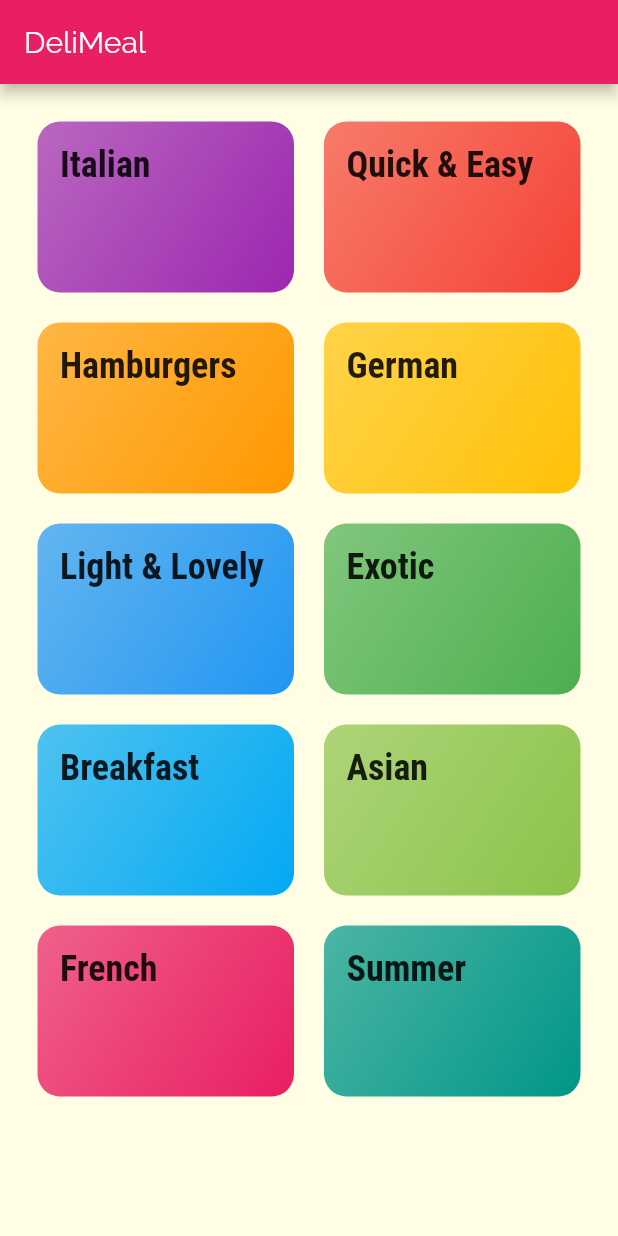
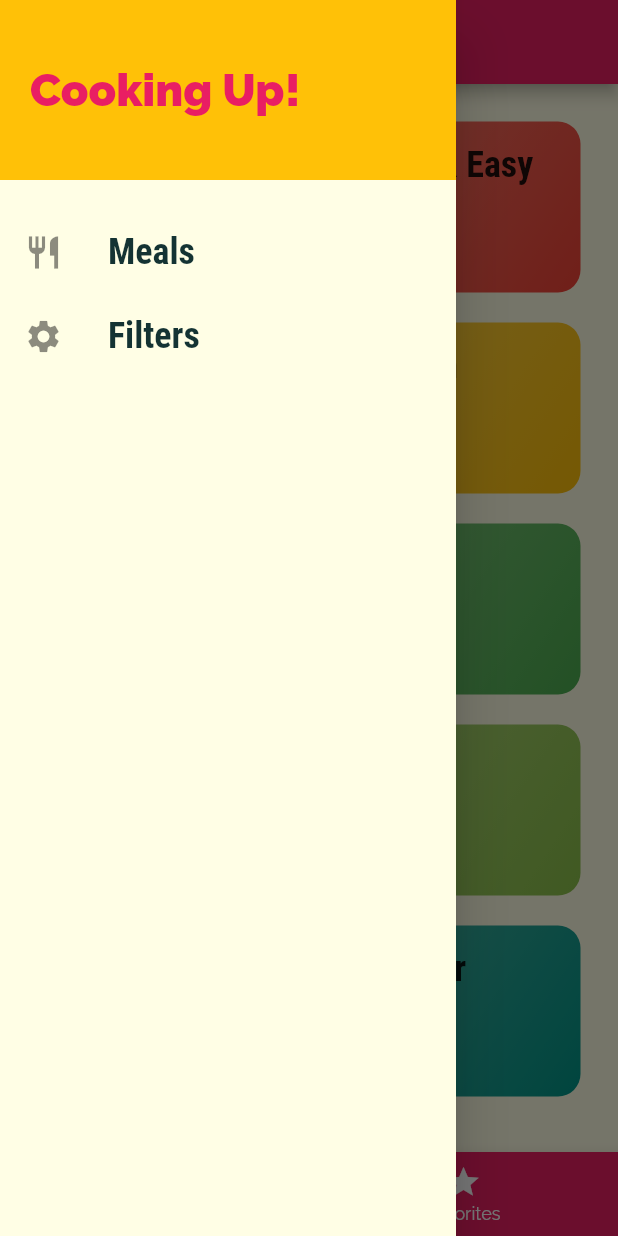
Before and after one commit to aliyev12/Mealz, a Flutter app: the screen it shows after launch, with the side drawer open (before the commit the screen has no drawer), on a phone screen of 412 x 824 dp. Run offline on Flutter 3.47's test engine with Material 2 defaults, Android fonts, the phone set to English and light mode, and no system bars.

Commit message:
Add drawer

```diff
--- a/lib/main.dart
+++ b/lib/main.dart
@@ -2,6 +2,7 @@ import 'package:flutter/material.dart';
 import './screens/meal_detail_screen.dart';
 import './screens/categories_screen.dart';
 import './screens/category_meals_screen.dart';
+import './screens/tabs_screen.dart';
 
 void main() => runApp(MyApp());
 
@@ -32,7 +33,7 @@ class MyApp extends StatelessWidget {
       // home: CategoriesScreen(),
       initialRoute: '/',
       routes: {
-        '/': (ctx) => CategoriesScreen(),
+        '/': (ctx) => TabsScreen(),
         CategoryMealsScreen.routeName: (ctx) => CategoryMealsScreen(),
         MealDetailScreen.routeName: (ctx) => MealDetailScreen()
       },
--- a/lib/screens/categories_screen.dart
+++ b/lib/screens/categories_screen.dart
@@ -5,11 +5,7 @@ import '../widgets/category_item.dart';
 class CategoriesScreen extends StatelessWidget {
   @override
   Widget build(BuildContext context) {
-    return Scaffold(
-      appBar: AppBar(
-        title: const Text('DeliMeal'),
-      ),
-      body: GridView(
+    return GridView(
       padding: const EdgeInsets.all(25),
       children: DUMMY_CATEGORIES
           .map((catData) => CategoryItem(
@@ -24,7 +20,6 @@ class CategoriesScreen extends StatelessWidget {
         crossAxisSpacing: 20,
         mainAxisSpacing: 20,
       ),
-      ),
     );
   }
 }
--- /dev/null
+++ b/lib/screens/tabs_screen.dart
@@ -0,0 +1,95 @@
+import 'package:flutter/material.dart';
+import './categories_screen.dart';
+import './favorites_screen.dart';
+import '../widgets/main_drawer.dart';
+
+class TabsScreen extends StatefulWidget {
+  @override
+  _TabsScreenState createState() => _TabsScreenState();
+}
+
+class _TabsScreenState extends State<TabsScreen> {
+  final List<Map<String, Object>> _pages = [
+    {'page': CategoriesScreen(), 'title': 'Categories'},
+    {'page': FavoritesScreen(), 'title': 'Your Favorite'},
+  ];
+
+  int _selectedPageIndex = 0;
+
+  void _selectPage(int index) {
+    setState(() {
+      _selectedPageIndex = index;
+    });
+  }
+
+  @override
+  Widget build(BuildContext context) {
+    return Scaffold(
+      appBar: AppBar(
+        title: Text(_pages[_selectedPageIndex]['title']),
+      ),
+      drawer: MainDrawer(),
+      body: _pages[_selectedPageIndex]['page'],
+      bottomNavigationBar: BottomNavigationBar(
+        onTap: _selectPage,
+        backgroundColor: Theme.of(context).primaryColor,
+        unselectedItemColor: Colors.white,
+        selectedItemColor: Theme.of(context).accentColor,
+        // type: BottomNavigationBarType.fixed,
+        currentIndex: _selectedPageIndex,
+        items: [
+          BottomNavigationBarItem(
+            backgroundColor: Theme.of(context).primaryColor,
+            icon: Icon(Icons.category),
+            label: 'Categories',
+          ),
+          BottomNavigationBarItem(
+            backgroundColor: Theme.of(context).primaryColor,
+            icon: Icon(Icons.star),
+            label: 'Favorites',
+          ),
+        ],
+      ),
+    );
+  }
+}
+// import 'package:flutter/material.dart';
+// import './categories_screen.dart';
+// import './favorites_screen.dart';
+
+// class TabsScreen extends StatefulWidget {
+//   @override
+//   _TabsScreenState createState() => _TabsScreenState();
+// }
+
+// class _TabsScreenState extends State<TabsScreen> {
+//   @override
+//   Widget build(BuildContext context) {
+//     return DefaultTabController(
+//         length: 2,
+//         // initialIndex: 0, // 0 is a default
+//         child: Scaffold(
+//           appBar: AppBar(
+//             title: Text('Meals'),
+//             bottom: TabBar(
+//               tabs: [
+//                 Tab(
+//                   icon: Icon(Icons.category),
+//                   text: 'Categories',
+//                 ),
+//                 Tab(
+//                   icon: Icon(Icons.star),
+//                   text: 'Favorites',
+//                 ),
+//               ],
+//             ),
+//           ),
+//           body: TabBarView(
+//             children: [
+//               CategoriesScreen(),
+//               FavoritesScreen(),
+//             ],
+//           ),
+//         ));
+//   }
+// }
--- /dev/null
+++ b/lib/widgets/main_drawer.dart
@@ -0,0 +1,50 @@
+import 'package:flutter/material.dart';
+
+class MainDrawer extends StatelessWidget {
+  Widget _buildListTile(String text, IconData icon) {
+    return ListTile(
+      leading: Icon(
+        icon,
+        size: 26,
+      ),
+      title: Text(
+        text,
+        style: TextStyle(
+          fontFamily: 'RobotoCondensed',
+          fontSize: 24,
+          fontWeight: FontWeight.bold,
+        ),
+      ),
+      onTap: () {},
+    );
+  }
+
+  @override
+  Widget build(BuildContext context) {
+    return Drawer(
+      child: Column(
+        children: [
+          Container(
+            height: 120,
+            width: double.infinity,
+            padding: EdgeInsets.all(20),
+            alignment: Alignment.centerLeft,
+            color: Theme.of(context).accentColor,
+            child: Text(
+              'Cooking Up!',
+              style: TextStyle(
+                  fontWeight: FontWeight.w900,
+                  fontSize: 30,
+                  color: Theme.of(context).primaryColor),
+            ),
+          ),
+          SizedBox(
+            height: 20,
+          ),
+          _buildListTile('Meals', Icons.restaurant),
+          _buildListTile('Filters', Icons.settings),
+        ],
+      ),
+    );
+  }
+}
```
Also changed, not shown: lib/screens/favorites_screen.dart (added, +10 -0 lines), lib/screens/meal_detail_screen.dart (+73 -3 lines). Lines whose indentation alone changed are shown as unchanged.
